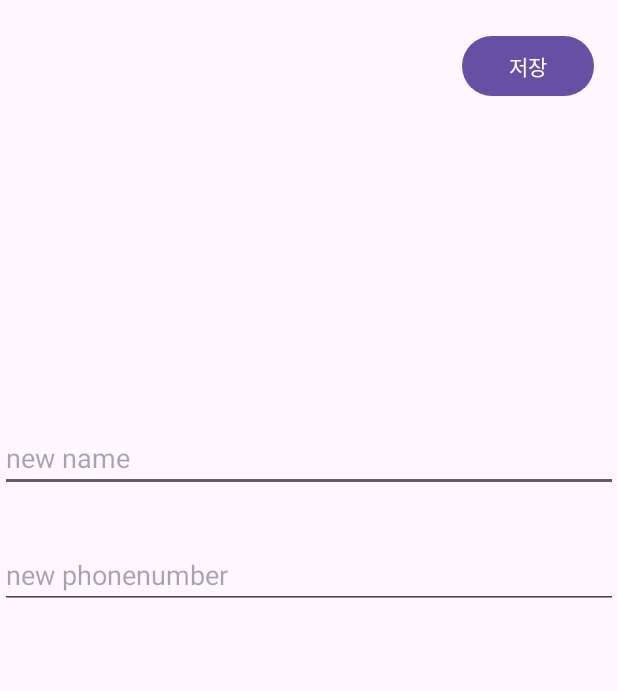
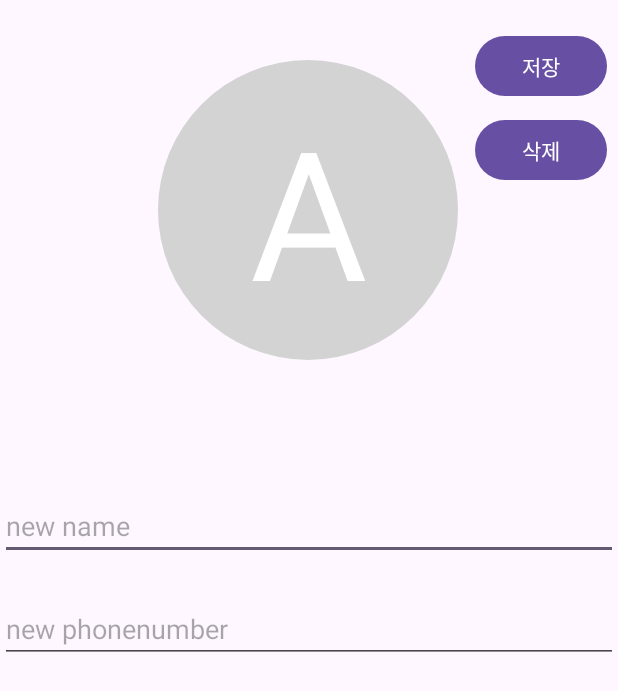
Before and after one commit to JunseoPark123/madcamp_androidproject1, an Android app: the DetailContactActivity screen opened directly, with no data from a screen before it, on a phone screen of 412 x 824 dp. Shown: the top 691 px of the screen. Run offline under Robolectric (Android 15) with nearby library versions, the phone set to English and light mode, and no system bars.

Commit message:
각 연락처 상세 페이지에 성씨 아이콘 띄우기 성공

```diff
--- a/app/src/main/java/com/example/madcamp_androidproject/DetailContactActivity.kt
+++ b/app/src/main/java/com/example/madcamp_androidproject/DetailContactActivity.kt
@@ -5,8 +5,10 @@ import androidx.appcompat.app.AppCompatActivity
 import android.os.Bundle
 import android.widget.Button
 import android.widget.EditText
+import android.widget.TextView
 
 class DetailContactActivity : AppCompatActivity() {
+    private lateinit var contactInitialTextView: TextView
     private lateinit var nameEditText: EditText
     private lateinit var phoneNumberEditText: EditText
     private lateinit var saveButton: Button
@@ -15,6 +17,7 @@ class DetailContactActivity : AppCompatActivity() {
         super.onCreate(savedInstanceState)
         setContentView(R.layout.activity_detail_contact)
 
+        contactInitialTextView = findViewById(R.id.contactInitial)
         nameEditText = findViewById(R.id.editTextName)
         phoneNumberEditText = findViewById(R.id.editTextPhoneNumber)
         saveButton = findViewById(R.id.saveButton)
@@ -25,6 +28,7 @@ class DetailContactActivity : AppCompatActivity() {
         contact?.let {
             nameEditText.setText(it.name)
             phoneNumberEditText.setText(it.phoneNumber)
+            contactInitialTextView.text = it.name.first().toString()
         }
 
         // 저장 버튼 클릭 리스너
--- a/app/src/main/res/layout/activity_detail_contact.xml
+++ b/app/src/main/res/layout/activity_detail_contact.xml
@@ -6,18 +6,21 @@
     android:layout_height="match_parent"
     tools:context=".DetailContactActivity">
 
-    <ImageView
-        android:id="@+id/imageView"
-        android:layout_width="wrap_content"
-        android:layout_height="wrap_content"
-        app:layout_constraintBottom_toBottomOf="parent"
+
+    <TextView
+        android:id="@+id/contactInitial"
+        android:layout_width="200dp"
+        android:layout_height="200dp"
+        android:layout_marginTop="40dp"
+        android:background="@drawable/circle_background"
+        android:gravity="center"
+        android:text="A"
+        android:textColor="#FFFFFF"
+        android:textSize="120sp"
         app:layout_constraintEnd_toEndOf="parent"
-        app:layout_constraintHorizontal_bias="0.498"
+        app:layout_constraintHorizontal_bias="0.497"
         app:layout_constraintStart_toStartOf="parent"
-        app:layout_constraintTop_toTopOf="parent"
-        app:layout_constraintVertical_bias="0.133"
-        tools:srcCompat="@tools:sample/avatars" />
-
+        app:layout_constraintTop_toTopOf="parent" />
 
     <EditText
         android:id="@+id/editTextName"
@@ -29,7 +32,7 @@
         app:layout_constraintHorizontal_bias="0.0"
         app:layout_constraintStart_toStartOf="parent"
         app:layout_constraintTop_toTopOf="parent"
-        app:layout_constraintVertical_bias="0.363" />
+        app:layout_constraintVertical_bias="0.421" />
 
     <EditText
         android:id="@+id/editTextPhoneNumber"
@@ -41,7 +44,7 @@
         app:layout_constraintHorizontal_bias="0.0"
         app:layout_constraintStart_toStartOf="parent"
         app:layout_constraintTop_toBottomOf="@+id/editTextName"
-        app:layout_constraintVertical_bias="0.072" />
+        app:layout_constraintVertical_bias="0.057" />
 
     <Button
         android:id="@+id/saveButton"
@@ -50,10 +53,23 @@
         android:text="저장"
         app:layout_constraintBottom_toBottomOf="parent"
         app:layout_constraintEnd_toEndOf="parent"
-        app:layout_constraintHorizontal_bias="0.95"
+        app:layout_constraintHorizontal_bias="0.978"
         app:layout_constraintStart_toStartOf="parent"
         app:layout_constraintTop_toTopOf="parent"
         app:layout_constraintVertical_bias="0.026" />
 
+    <Button
+        android:id="@+id/delete_button"
+        android:layout_width="wrap_content"
+        android:layout_height="wrap_content"
+        android:layout_marginTop="8dp"
+        android:text="삭제"
+        app:layout_constraintBottom_toBottomOf="parent"
+        app:layout_constraintEnd_toEndOf="parent"
+        app:layout_constraintHorizontal_bias="0.978"
+        app:layout_constraintStart_toStartOf="parent"
+        app:layout_constraintTop_toBottomOf="@+id/saveButton"
+        app:layout_constraintVertical_bias="0.0" />
+
 
 </androidx.constraintlayout.widget.ConstraintLayout>
```
